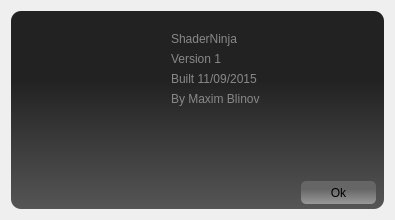
First picture: the form in dialogabout.ui, repository Postski/shaderninja, before the edit.
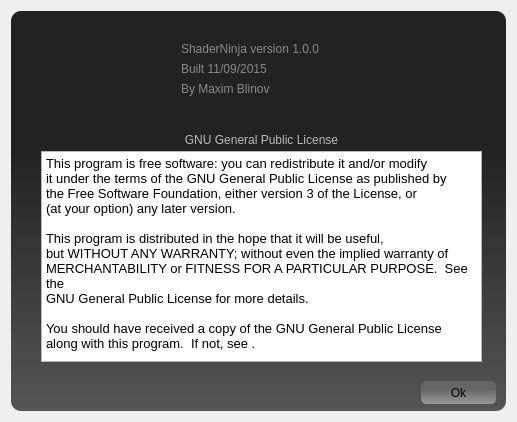
Second picture: the form after the edit. Icons and pictures are not drawn.

```diff
--- a/dialogabout.ui
+++ b/dialogabout.ui
@@ -12,8 +12,8 @@
    <rect>
     <x>0</x>
     <y>0</y>
-    <width>395</width>
-    <height>220</height>
+    <width>517</width>
+    <height>422</height>
    </rect>
   </property>
   <property name="sizePolicy">
@@ -39,6 +39,12 @@
 	font: 10pt &quot;MS Shell Dlg 2&quot;;
 }
 
+#groupBox {
+	color: #bbb;
+	border: 0px;
+	font: 10pt &quot;MS Shell Dlg 2&quot;;
+}
+
 #buttonOk {
 	border-radius: 5px;
 	background: QLinearGradient(x1: 0, y1: 0.35, x2: 0, y2: 1, stop: 0 #666, stop: 1 #999);
@@ -82,7 +88,7 @@
      <widget class="QLabel" name="SNLogo">
       <property name="geometry">
        <rect>
-        <x>10</x>
+        <x>20</x>
         <y>10</y>
         <width>131</width>
         <height>101</height>
@@ -98,22 +104,22 @@
      <widget class="QLabel" name="labelSN">
       <property name="geometry">
        <rect>
-        <x>160</x>
-        <y>20</y>
-        <width>74</width>
+        <x>170</x>
+        <y>30</y>
+        <width>321</width>
         <height>16</height>
        </rect>
       </property>
       <property name="text">
-       <string>ShaderNinja</string>
+       <string>ShaderNinja version 1.0.0</string>
       </property>
      </widget>
      <widget class="QLabel" name="labelAuthor">
       <property name="geometry">
        <rect>
-        <x>160</x>
-        <y>80</y>
-        <width>91</width>
+        <x>170</x>
+        <y>70</y>
+        <width>321</width>
         <height>16</height>
        </rect>
       </property>
@@ -121,24 +127,11 @@
        <string>By Maxim Blinov</string>
       </property>
      </widget>
-     <widget class="QLabel" name="labelVersion">
-      <property name="geometry">
-       <rect>
-        <x>160</x>
-        <y>40</y>
-        <width>161</width>
-        <height>16</height>
-       </rect>
-      </property>
-      <property name="text">
-       <string>Version 1</string>
-      </property>
-     </widget>
      <widget class="QPushButton" name="buttonOk">
       <property name="geometry">
        <rect>
-        <x>290</x>
-        <y>170</y>
+        <x>410</x>
+        <y>370</y>
         <width>75</width>
         <height>23</height>
        </rect>
@@ -153,9 +146,9 @@
      <widget class="QLabel" name="labelCompilationDate1">
       <property name="geometry">
        <rect>
-        <x>160</x>
-        <y>60</y>
-        <width>141</width>
+        <x>170</x>
+        <y>50</y>
+        <width>321</width>
         <height>16</height>
        </rect>
       </property>
@@ -163,6 +156,69 @@
        <string>Built 11/09/2015</string>
       </property>
      </widget>
+     <widget class="QGroupBox" name="groupBox">
+      <property name="geometry">
+       <rect>
+        <x>20</x>
+        <y>120</y>
+        <width>461</width>
+        <height>241</height>
+       </rect>
+      </property>
+      <property name="title">
+       <string>GNU General Public License</string>
+      </property>
+      <property name="alignment">
+       <set>Qt::AlignHCenter|Qt::AlignTop</set>
+      </property>
+      <property name="flat">
+       <bool>false</bool>
+      </property>
+      <widget class="QPlainTextEdit" name="textEditLicense">
+       <property name="geometry">
+        <rect>
+         <x>10</x>
+         <y>20</y>
+         <width>441</width>
+         <height>211</height>
+        </rect>
+       </property>
+       <property name="font">
+        <font>
+         <family>MS Shell Dlg 2</family>
+         <pointsize>10</pointsize>
+         <weight>50</weight>
+         <bold>false</bold>
+        </font>
+       </property>
+       <property name="frameShadow">
+        <enum>QFrame::Plain</enum>
+       </property>
+       <property name="lineWidth">
+        <number>1</number>
+       </property>
+       <property name="readOnly">
+        <bool>true</bool>
+       </property>
+       <property name="plainText">
+        <string notr="true">This program is free software: you can redistribute it and/or modify
+it under the terms of the GNU General Public License as published by
+the Free Software Foundation, either version 3 of the License, or
+(at your option) any later version.
+
+This program is distributed in the hope that it will be useful,
+but WITHOUT ANY WARRANTY; without even the implied warranty of
+MERCHANTABILITY or FITNESS FOR A PARTICULAR PURPOSE.  See the
+GNU General Public License for more details.
+
+You should have received a copy of the GNU General Public License
+along with this program.  If not, see &lt;http://www.gnu.org/licenses/&gt;.</string>
+       </property>
+       <property name="centerOnScroll">
+        <bool>false</bool>
+       </property>
+      </widget>
+     </widget>
     </widget>
    </item>
   </layout>
```
